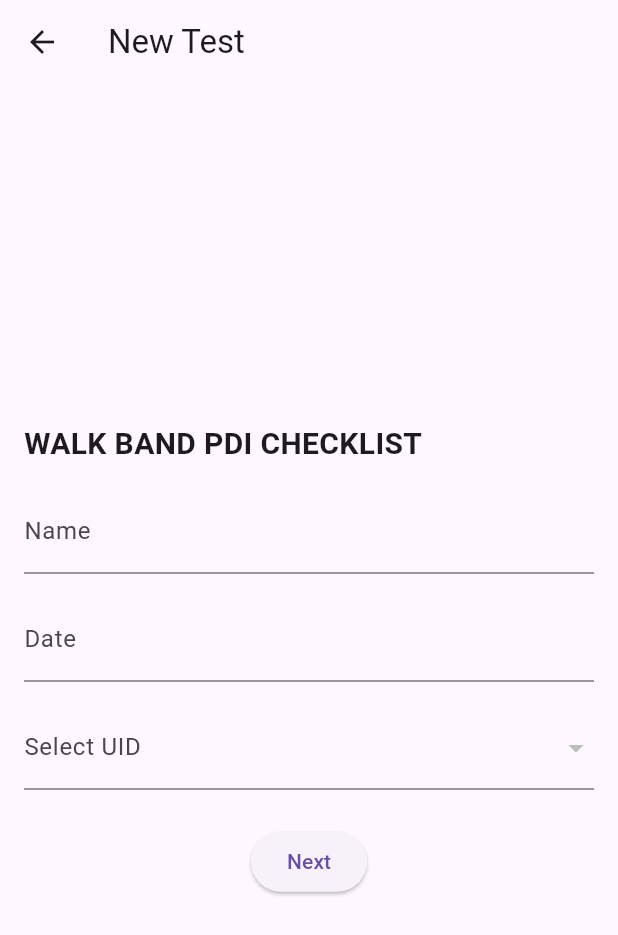
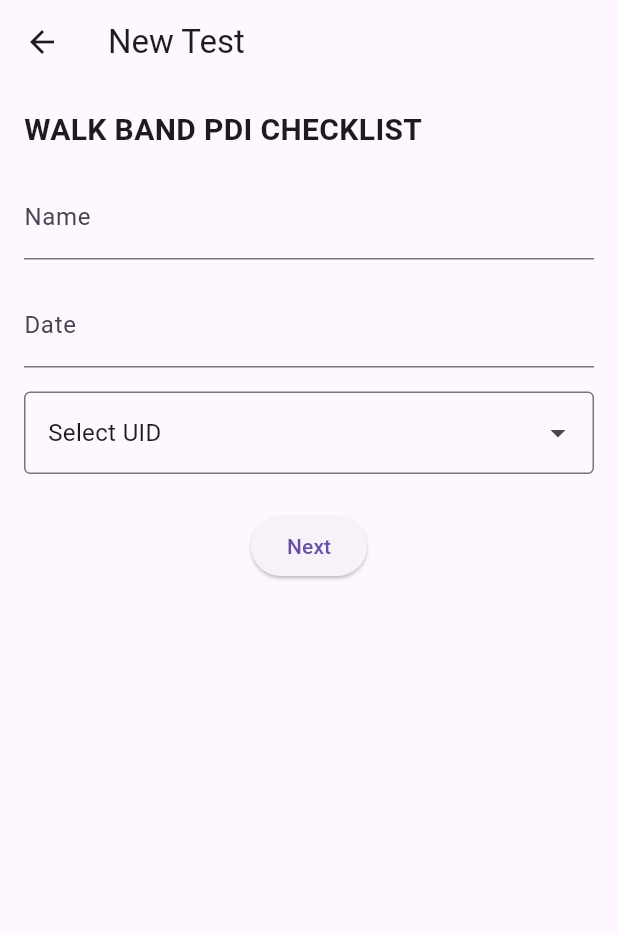
Before and after one commit to madhavsingh2002/pdiTester, a Flutter app: the NewTestScreen screen opened by its route, on a phone screen of 412 x 824 dp. Shown: the top 935 px of the screen. Run offline on Flutter 3.47's test engine with Material 3 defaults, Android fonts, the phone set to English and light mode, and no system bars; drawn by our look-alikes of dropdown_search; our stand-ins replace carousel_slider, cloud_firestore, firebase_auth, firebase_core, shared_preferences; accounts and stored records are empty.

Commit message:
Search implement for the Band UID: done.

```diff
--- a/lib/Pages/New_Test.dart
+++ b/lib/Pages/New_Test.dart
@@ -1,4 +1,5 @@
 import 'package:cloud_firestore/cloud_firestore.dart';
+import 'package:dropdown_search/dropdown_search.dart';
 import 'package:firebase_auth/firebase_auth.dart';
 import 'package:flutter/material.dart';
 import 'package:intl/intl.dart';
@@ -119,7 +120,7 @@ class _NewTestScreenState extends State<NewTestScreen> {
         child: _isLoading
             ? Center(child: CircularProgressIndicator())
             : Column(
-          mainAxisAlignment: MainAxisAlignment.center,
+         // mainAxisAlignment: MainAxisAlignment.center,
           crossAxisAlignment: CrossAxisAlignment.start,
           children: [
             Text(
@@ -146,24 +147,36 @@ class _NewTestScreenState extends State<NewTestScreen> {
                     decoration: InputDecoration(labelText: "Date"),
                   ),
                   SizedBox(height: 16),
-                  DropdownButtonFormField<String>(
-                    value: _selectedBand,
-                    items: _bands.map((band) {
-                      return DropdownMenuItem<String>(
-                        value: band,
-                        child: Text(band),
-                      );
-                    }).toList(),
+                DropdownSearch<String>(
+                  items: _bands,
+                  selectedItem: _selectedBand,
                   onChanged: (value) {
                     setState(() {
                       _selectedBand = value;
                     });
                   },
+                  dropdownBuilder: (context, selectedItem) => Text(
+                    selectedItem ?? "Select UID",
+                    style: TextStyle(fontSize: 16),
+                  ),
+                  popupProps: PopupProps.menu(
+                    showSearchBox: true,
+                    searchFieldProps: TextFieldProps(
                       decoration: InputDecoration(
-                      labelText: "Select UID",
+                        border: OutlineInputBorder(),
+                      ),
+                    ),
+                  ),
+                  dropdownButtonProps: DropdownButtonProps(
+                    icon: Icon(Icons.arrow_drop_down),
+                  ),
+                  dropdownDecoratorProps: DropDownDecoratorProps(
+                    dropdownSearchDecoration: InputDecoration(
+                      border: OutlineInputBorder(),
                       errorText: _isSubmitted && _selectedBand == null
                           ? "Please select a UID"
                           : null,
+                    ),
                   ),
                 ),
                 SizedBox(height: 24),
--- a/pubspec.yaml
+++ b/pubspec.yaml
@@ -14,6 +14,7 @@ dependencies:
   cloud_firestore:
   intl: ^0.20.2
   carousel_slider:
+  dropdown_search: ^5.0.6
   shared_preferences:
 dev_dependencies:
   flutter_test:
```
Also changed, not shown: pubspec.lock. Lines whose indentation alone changed are shown as unchanged.
